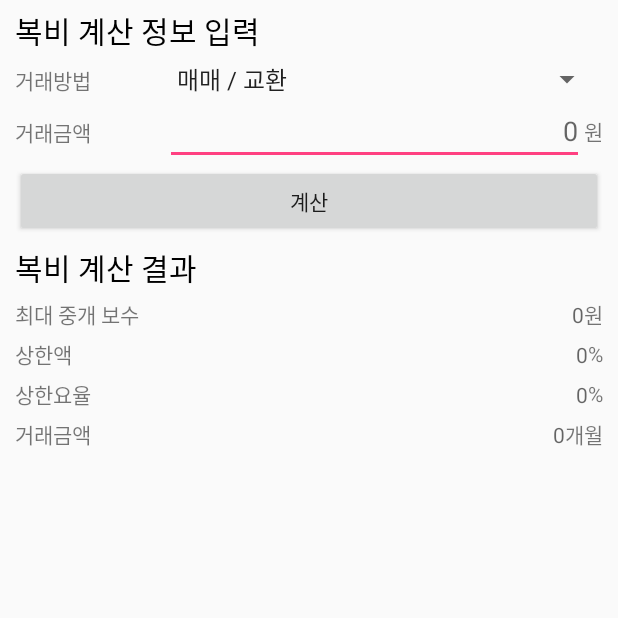
After one commit to kgmhk/earningscalculator, an Android app: the fragment CommissionFragment shown on its own in the app's theme, on a phone screen of 412 x 824 dp, the top half of it. The commit adds this screen. Run offline under Robolectric (Android 15) with nearby library versions, the phone set to English and light mode, and no system bars.

Commit message:
add commission calculator

```diff
--- a/app/src/main/java/com/gkwak/earningscalculator/activities/MainActivity.java
+++ b/app/src/main/java/com/gkwak/earningscalculator/activities/MainActivity.java
@@ -7,6 +7,7 @@ import android.support.v7.app.AppCompatActivity;
 
 import com.gkwak.earningscalculator.R;
 import com.gkwak.earningscalculator.adapters.MyAdapter;
+import com.gkwak.earningscalculator.fragments.CommissionFragment;
 import com.gkwak.earningscalculator.fragments.EarningsFragment;
 import com.gkwak.earningscalculator.fragments.InterestFragment;
 import com.google.android.gms.ads.AdRequest;
@@ -29,7 +30,7 @@ public class MainActivity extends AppCompatActivity {
         MyAdapter adapter = new MyAdapter(getSupportFragmentManager());
         adapter.addFragment(new EarningsFragment(), getResources().getString(R.string.fragment_1));
         adapter.addFragment(new InterestFragment(), getResources().getString(R.string.fragment_2));
-//        adapter.addFragment(new MyFragment(), "Category 2");
+        adapter.addFragment(new CommissionFragment(), getResources().getString(R.string.fragment_3));
 //        adapter.addFragment(new MyFragment(), "Category 3");
 //        adapter.addFragment(new MyFragment(), "Category 4");
 //        adapter.addFragment(new MyFragment(), "Category 5");
--- /dev/null
+++ b/app/src/main/java/com/gkwak/earningscalculator/fragments/CommissionFragment.java
@@ -0,0 +1,176 @@
+package com.gkwak.earningscalculator.fragments;
+
+import android.os.Bundle;
+import android.support.annotation.Nullable;
+import android.support.v4.app.Fragment;
+import android.text.Editable;
+import android.text.TextWatcher;
+import android.util.Log;
+import android.view.LayoutInflater;
+import android.view.View;
+import android.view.ViewGroup;
+import android.widget.AdapterView;
+import android.widget.ArrayAdapter;
+import android.widget.Button;
+import android.widget.EditText;
+import android.widget.LinearLayout;
+import android.widget.Spinner;
+import android.widget.TextView;
+import android.widget.Toast;
+
+import com.gkwak.earningscalculator.R;
+
+import java.text.DecimalFormat;
+
+public class CommissionFragment extends Fragment {
+    private static final String TAG = "COMMISSION_FRAGMENT";
+    private Spinner  commission_method_spinner;
+    private LinearLayout dealingLayout, leaseLayout, commissionMonthlyPriceLayout;
+    private int spinnerPosition = 0;
+    private Button calCommissionBtn;
+    final DecimalFormat df = new DecimalFormat("###,###.####");
+    private TextView max_commission_price_edit, upper_limit_price_edit, upper_limit_rate_edit,
+            cal_commission_result_edit;
+
+    private EditText dealingPriceEdit;
+
+    @Nullable
+    @Override
+    public View onCreateView(LayoutInflater inflater, ViewGroup container, Bundle savedInstanceState)
+    {
+        View rootView = inflater.inflate(R.layout.fragment_commission, container, false);
+
+        dealingLayout = (LinearLayout) rootView.findViewById(R.id.dealing_layout);
+        leaseLayout = (LinearLayout) rootView.findViewById(R.id.lease_layout);
+        commissionMonthlyPriceLayout = (LinearLayout) rootView.findViewById(R.id.commission_monthly_pirce_layout);
+
+        max_commission_price_edit = (TextView) rootView.findViewById(R.id.max_commission_price_edit);
+        upper_limit_price_edit = (TextView) rootView.findViewById(R.id.upper_limit_price_edit);
+        upper_limit_rate_edit = (TextView) rootView.findViewById(R.id.upper_limit_rate_edit);
+        cal_commission_result_edit = (TextView) rootView.findViewById(R.id.cal_commission_result_edit);
+
+        dealingPriceEdit = (EditText) rootView.findViewById(R.id.deal_price_edit);
+        calCommissionBtn = (Button) rootView.findViewById(R.id.cal_commission_btn);
+
+        // Spinner
+        commission_method_spinner = (Spinner) rootView.findViewById(R.id.commission_method_spinner);
+        ArrayAdapter commissionMethodAdapter = ArrayAdapter.createFromResource(this.getActivity(),
+                R.array.commission_method, android.R.layout.simple_spinner_item);
+        commissionMethodAdapter.setDropDownViewResource(android.R.layout.simple_spinner_dropdown_item);
+        commission_method_spinner.setAdapter(commissionMethodAdapter);
+        commission_method_spinner.setOnItemSelectedListener(mOnItemSelectedListener);
+
+        final String[] deal_price_edit_temp_result = {""};
+        final String[] loan_rate_edit_temp_result = {""};
+        final String[] loan_duration_edit_temp_result = {""};
+
+        dealingPriceEdit.addTextChangedListener(new TextWatcher(){
+            public void afterTextChanged(Editable s) {}
+            public void beforeTextChanged(CharSequence s, int start, int count, int after){}
+            public void onTextChanged(CharSequence s, int start, int before, int count){
+
+                if(!s.toString().equals(deal_price_edit_temp_result[0])){     // StackOverflow를 막기위해,
+                    if (s.length() == 0) return;
+                    deal_price_edit_temp_result[0] = df.format(Long.parseLong(s.toString().replaceAll(",", "")));   // 에딧텍스트의 값을 변환하여, result에 저장.
+                    dealingPriceEdit.setText(deal_price_edit_temp_result[0]);    // 결과 텍스트 셋팅.
+                    dealingPriceEdit.setSelection(deal_price_edit_temp_result[0].length());     // 커서를 제일 끝으로 보냄.
+                }
+            }
+        });
+
+        calCommissionBtn.setOnClickListener(new View.OnClickListener() {
+            public void onClick(View v) {
+                switch (spinnerPosition) {
+                    case 0:
+                        calDealingCommissionResult();
+                        return;
+                    case 1:
+                        calLeaseCommissionResult();
+                        return;
+                    case 2:
+                        calMonthlyPriceCommissionResult();
+                        return;
+                    default:
+                        calDealingCommissionResult();
+                        return;
+                }
+
+            }
+        });
+
+        return rootView;
+    }
+
+    private void calDealingCommissionResult() {
+        Log.i(TAG, "calDealingCommissionResult");
+
+        if (dealingPriceEdit.getText().length() == 0) {
+            Toast.makeText(getActivity(), getResources().getString(R.string.dealing_price_warning_toast), Toast.LENGTH_LONG).show();
+            dealingPriceEdit.requestFocus();
+        }
+
+        Long dealPrice = Long.parseLong(dealingPriceEdit.getText().toString().replaceAll(",", ""));
+
+        if (dealPrice < 50000000) {
+            Long dealResult = (long)((float)dealPrice * 0.6);
+
+            if(dealResult > 250000) dealResult = (long)2500000;
+
+            cal_commission_result_edit.setText(dealingPriceEdit.getText());
+            upper_limit_rate_edit.setText("0.6");
+            upper_limit_price_edit.setText("250,000");
+            max_commission_price_edit.setText(dealResult.toString());
+        }
+
+    }
+
+    private void calLeaseCommissionResult() {
+        Log.i(TAG, "calLeaseCommissionResult");
+    }
+
+    private void calMonthlyPriceCommissionResult() {
+        Log.i(TAG, "calMonthlyPriceCommissionResult");
+    }
+
+    private AdapterView.OnItemSelectedListener mOnItemSelectedListener = new AdapterView.OnItemSelectedListener() {
+        @Override
+        public void onItemSelected(AdapterView<?> parent, View view, int position, long id) {
+
+            Log.i(TAG, "onItemSelected() entered!!");
+            String selItem= (String) commission_method_spinner.getSelectedItem();
+            Log.i(TAG, "Spinner selected item = "+selItem);
+
+            spinnerPosition = position;
+
+            switch (position) {
+                case 0:
+                    dealingLayout.setVisibility(View.VISIBLE);
+                    leaseLayout.setVisibility(View.GONE);
+                    commissionMonthlyPriceLayout.setVisibility(View.GONE);
+                    return;
+                case 1:
+                    Log.i(TAG, "select position 1");
+                    dealingLayout.setVisibility(View.GONE);
+                    leaseLayout.setVisibility(View.VISIBLE);
+                    commissionMonthlyPriceLayout.setVisibility(View.GONE);
+                    return;
+                case 2:
+                    Log.i(TAG, "select position 2");
+                    dealingLayout.setVisibility(View.GONE);
+                    leaseLayout.setVisibility(View.VISIBLE);
+                    commissionMonthlyPriceLayout.setVisibility(View.VISIBLE);
+                    return;
+                default:
+                    dealingLayout.setVisibility(View.VISIBLE);
+                    leaseLayout.setVisibility(View.INVISIBLE);
+                    commissionMonthlyPriceLayout.setVisibility(View.INVISIBLE);
+                    return;
+            }
+        }
+
+        @Override
+        public void onNothingSelected(AdapterView<?> parent) {
+            Log.i(TAG, "onNothingSelected() entered!!");
+        }
+    };
+}
--- a/app/src/main/java/com/gkwak/earningscalculator/fragments/EarningsFragment.java
+++ b/app/src/main/java/com/gkwak/earningscalculator/fragments/EarningsFragment.java
@@ -28,7 +28,7 @@ public class EarningsFragment extends Fragment {
     // Remove the below line after defining your own ad unit ID.
     private static final String TOAST_TEXT = "Test ads are being shown. "
             + "To show live ads, replace the ad unit ID in res/values/strings.xml with your own ad unit ID.";
-    private static final String TAG = "MAIN_ACTIVITY";
+    private static final String TAG = "EARNINGS_FRAGMENT";
 
     private PopupWindow pwindo;
     private EditText monthly_rent_edit, rent_deposit_edit, buy_total_price_edit,
--- /dev/null
+++ b/app/src/main/res/layout/fragment_commission.xml
@@ -0,0 +1,313 @@
+<RelativeLayout xmlns:android="http://schemas.android.com/apk/res/android"
+    xmlns:ads="http://schemas.android.com/apk/res-auto"
+    xmlns:tools="http://schemas.android.com/tools"
+    android:layout_width="match_parent"
+    android:layout_height="match_parent"
+    tools:context="com.gkwak.earningscalculator.fragments.EarningsFragment">
+
+    <ScrollView
+        android:layout_width="match_parent"
+        android:layout_height="match_parent"
+        android:layout_marginBottom="50dp">
+
+        <LinearLayout
+            android:orientation="vertical"
+            android:layout_width="match_parent"
+            android:layout_height="wrap_content"
+            android:layout_marginLeft="10dp"
+            android:layout_marginRight="10dp">
+
+            <LinearLayout
+                android:orientation="vertical"
+                android:layout_width="match_parent"
+                android:layout_height="match_parent">
+
+                <LinearLayout
+                    android:orientation="horizontal"
+                    android:layout_width="match_parent"
+                    android:layout_height="match_parent"
+                    android:layout_marginBottom="5dp"
+                    android:layout_marginTop="5dp">
+
+                    <TextView
+                        android:text="@string/input_commission_info"
+                        android:layout_width="wrap_content"
+                        android:layout_height="match_parent"
+                        android:id="@+id/commission_info"
+                        android:gravity="center_vertical"
+                        android:textColor="@color/colorBlack"
+                        android:textSize="20sp" />
+
+                </LinearLayout>
+
+                <LinearLayout
+                    android:orientation="horizontal"
+                    android:layout_width="match_parent"
+                    android:layout_height="match_parent"
+                    android:id="@+id/loan_method_layout">
+
+                    <TextView
+                        android:layout_height="wrap_content"
+                        android:text="@string/commission_method"
+                        android:id="@+id/commission_method_text"
+                        android:layout_width="100dp" />
+
+                    <Spinner
+                        android:layout_width="match_parent"
+                        android:layout_height="wrap_content"
+                        android:id="@+id/commission_method_spinner"
+                        android:layout_weight="1"
+                        android:gravity="center_vertical" />
+
+                </LinearLayout>
+
+                <LinearLayout
+                    android:orientation="horizontal"
+                    android:layout_width="match_parent"
+                    android:layout_height="match_parent"
+                    android:id="@+id/dealing_layout">
+
+                    <TextView
+                        android:layout_height="wrap_content"
+                        android:text="@string/commission_deal_price"
+                        android:id="@+id/deal_price_text"
+                        android:layout_width="100dp" />
+
+                    <EditText
+                        android:layout_width="wrap_content"
+                        android:layout_height="wrap_content"
+                        android:inputType="number"
+                        android:ems="10"
+                        android:id="@+id/deal_price_edit"
+                        android:layout_weight="1"
+                        android:gravity="right|center_vertical"
+                        android:hint="0" />
+
+                    <TextView
+                        android:text="@string/currency"
+                        android:layout_width="wrap_content"
+                        android:layout_height="match_parent"
+                        android:id="@+id/deal_price_currency_text"
+                        android:gravity="center" />
+
+                </LinearLayout>
+
+                <LinearLayout
+                    android:orientation="horizontal"
+                    android:layout_width="match_parent"
+                    android:layout_height="match_parent"
+                    android:id="@+id/lease_layout">
+
+                    <TextView
+                        android:layout_height="wrap_content"
+                        android:text="@string/commission_deposit_price"
+                        android:id="@+id/deposit_price_text"
+                        android:layout_width="100dp" />
+
+                    <EditText
+                        android:layout_width="wrap_content"
+                        android:layout_height="wrap_content"
+                        android:inputType="numberSigned|numberDecimal"
+                        android:ems="10"
+                        android:id="@+id/deposit_price_edit"
+                        android:layout_weight="1"
+                        android:gravity="right|center_vertical"
+                        android:hint="0" />
+
+                    <TextView
+                        android:text="@string/currency"
+                        android:layout_width="wrap_content"
+                        android:layout_height="match_parent"
+                        android:id="@+id/deposit_price_currency_text"
+                        android:gravity="center" />
+
+                </LinearLayout>
+
+                <LinearLayout
+                    android:orientation="horizontal"
+                    android:layout_width="match_parent"
+                    android:layout_height="match_parent"
+                    android:id="@+id/commission_monthly_pirce_layout">
+
+                    <TextView
+                        android:layout_height="wrap_content"
+                        android:text="@string/commission_monthly_rent_price"
+                        android:id="@+id/commission_monthly_price_text"
+                        android:layout_width="100dp" />
+
+                    <EditText
+                        android:layout_width="wrap_content"
+                        android:layout_height="wrap_content"
+                        android:inputType="number"
+                        android:ems="10"
+                        android:id="@+id/commission_monthly_price_edit"
+                        android:layout_weight="1"
+                        android:gravity="right|center_vertical"
+                        android:hint="0" />
+
+                    <TextView
+                        android:text="@string/currency"
+                        android:layout_width="wrap_content"
+                        android:layout_height="match_parent"
+                        android:id="@+id/commission_monthly_price_currency_text"
+                        android:gravity="center" />
+
+                </LinearLayout>
+
+            </LinearLayout>
+
+            <Button
+                android:text="@string/cal_commission_btn"
+                android:layout_width="match_parent"
+                android:layout_height="wrap_content"
+                android:id="@+id/cal_commission_btn"
+                android:layout_weight="1" />
+
+            <LinearLayout
+                android:orientation="vertical"
+                android:layout_width="match_parent"
+                android:layout_height="wrap_content">
+
+                <LinearLayout
+                    android:orientation="horizontal"
+                    android:layout_width="match_parent"
+                    android:layout_height="match_parent"
+                    android:layout_marginBottom="5dp"
+                    android:layout_marginTop="5dp">
+
+                    <TextView
+                        android:text="@string/commission_result_title"
+                        android:layout_width="wrap_content"
+                        android:layout_height="wrap_content"
+                        android:id="@+id/commission_result_title"
+                        android:textColor="@color/colorBlack"
+                        android:textSize="20dp"
+                        android:gravity="center_vertical" />
+
+                </LinearLayout>
+
+                <LinearLayout
+                    android:orientation="horizontal"
+                    android:layout_width="match_parent"
+                    android:layout_height="match_parent"
+                    android:id="@+id/max_commission_price_layout"
+                    android:layout_marginBottom="5dp">
+
+                    <TextView
+                        android:layout_height="wrap_content"
+                        android:text="@string/max_commission_price"
+                        android:id="@+id/max_commission_price"
+                        android:layout_width="100dp" />
+
+                    <TextView
+                        android:layout_width="wrap_content"
+                        android:layout_height="wrap_content"
+                        android:id="@+id/max_commission_price_edit"
+                        android:layout_weight="1"
+                        android:gravity="right|center_vertical"
+                        android:hint="0"/>
+
+                    <TextView
+                        android:text="@string/currency"
+                        android:layout_width="wrap_content"
+                        android:layout_height="match_parent"
+                        android:id="@+id/max_commission_price_currency_text"
+                        android:gravity="center" />
+
+                </LinearLayout>
+
+                <LinearLayout
+                    android:orientation="horizontal"
+                    android:layout_width="match_parent"
+                    android:layout_height="match_parent"
+                    android:id="@+id/upper_limit_price_layout"
+                    android:layout_marginBottom="5dp">
+
+                    <TextView
+                        android:layout_height="wrap_content"
+                        android:text="@string/upper_limit_price_title"
+                        android:id="@+id/upper_limit_price_title"
+                        android:layout_width="100dp" />
+
+                    <TextView
+                        android:layout_width="wrap_content"
+                        android:layout_height="wrap_content"
+                        android:id="@+id/upper_limit_price_edit"
+                        android:layout_weight="1"
+                        android:gravity="right|center_vertical"
+                        android:hint="0" />
+
+                    <TextView
+                        android:text="@string/percent"
+                        android:layout_width="wrap_content"
+                        android:layout_height="match_parent"
+                        android:id="@+id/upper_limit_price_currency_text"
+                        android:gravity="center" />
+
+                </LinearLayout>
+
+                <LinearLayout
+                    android:orientation="horizontal"
+                    android:layout_width="match_parent"
+                    android:layout_height="match_parent"
+                    android:id="@+id/upper_limit_rate_layout"
+                    android:layout_marginBottom="5dp">
+
+                    <TextView
+                        android:layout_height="wrap_content"
+                        android:text="@string/upper_limit_rate_title"
+                        android:id="@+id/upper_limit_rate_title"
+                        android:layout_width="100dp" />
+
+                    <TextView
+                        android:layout_width="wrap_content"
+                        android:layout_height="wrap_content"
+                        android:id="@+id/upper_limit_rate_edit"
+                        android:layout_weight="1"
+                        android:gravity="right|center_vertical"
+                        android:hint="0" />
+
+                    <TextView
+                        android:text="@string/percent"
+                        android:layout_width="wrap_content"
+                        android:layout_height="match_parent"
+                        android:id="@+id/upper_limit_rate_currency_text"
+                        android:gravity="center" />
+
+                </LinearLayout>
+
+                <LinearLayout
+                    android:orientation="horizontal"
+                    android:layout_width="match_parent"
+                    android:layout_height="match_parent"
+                    android:id="@+id/cal_commission_result_layout"
+                    android:layout_marginBottom="5dp">
+
+                    <TextView
+                        android:layout_height="wrap_content"
+                        android:text="@string/cal_commission_result_title"
+                        android:id="@+id/cal_commission_result_title"
+                        android:layout_width="100dp" />
+
+                    <TextView
+                        android:layout_width="wrap_content"
+                        android:layout_height="wrap_content"
+                        android:id="@+id/cal_commission_result_edit"
+                        android:layout_weight="1"
+                        android:gravity="right|center_vertical"
+                        android:hint="0" />
+
+                    <TextView
+                        android:text="@string/duration"
+                        android:layout_width="wrap_content"
+                        android:layout_height="match_parent"
+                        android:id="@+id/cal_commission_result_currency_text"
+                        android:gravity="center" />
+
+                </LinearLayout>
+
+            </LinearLayout>
+
+        </LinearLayout>
+    </ScrollView>
+</RelativeLayout>
--- a/app/src/main/res/values/arrays.xml
+++ b/app/src/main/res/values/arrays.xml
@@ -6,4 +6,10 @@
         <item>원리금균등상환</item>
         <item>원금만기일시상환</item>
     </string-array>
+
+    <string-array name="commission_method">
+        <item>매매 / 교환</item>
+        <item>전세 임대차</item>
+        <item>월세 임대차</item>
+    </string-array>
 </resources>
--- a/app/src/main/res/values/strings.xml
+++ b/app/src/main/res/values/strings.xml
@@ -4,6 +4,7 @@
     <string name="action_settings">Settings</string>
     <string name="fragment_1">임대수익률</string>
     <string name="fragment_2">대출이자</string>
+    <string name="fragment_3">복비계산</string>
 
     <string name="hello_world">Hello world!</string>
 
@@ -48,6 +49,18 @@
     <string name="cal_rent_revenu_result_detail_1">입력한 수치를 바탕으로 임대수익률 결과가 출력됩니다.</string>
     <string name="cal_rent_revenu_result_detail_2">임대수익률을 비룟하여 다양한 정보를 확인할 수 있습니다.</string>
 
+    <string name="input_commission_info">복비 계산 정보 입력</string>
+    <string name="commission_deal_price">거래금액</string>
+    <string name="commission_deposit_price">보증금</string>
+    <string name="commission_method">거래방법</string>
+    <string name="commission_result_title">복비 계산 결과</string>
+    <string name="commission_monthly_rent_price">월세액</string>
+    <string name="max_commission_price">최대 중개 보수</string>
+    <string name="upper_limit_rate_title">상한요율</string>
+    <string name="upper_limit_price_title">상한액</string>
+    <string name="cal_commission_result_title">거래금액</string>
+    <string name="cal_commission_btn">계산</string>
+
     <string name="row_title_no">No</string>
     <string name="row_title_repayment">상환금</string>
     <string name="row_title_interest">이자</string>
@@ -56,6 +69,7 @@
 
     <string name="close_btn">닫기</string>
     <string name="loan_duration_warning_toast">상환기간을 1년 이상 입력해주세요.</string>
+    <string name="dealing_price_warning_toast">거래금액을 입력해주세요.</string>
 
     <!-- -
         This is an ad unit ID for a banner test ad. Replace with your own banner ad unit id.
```
